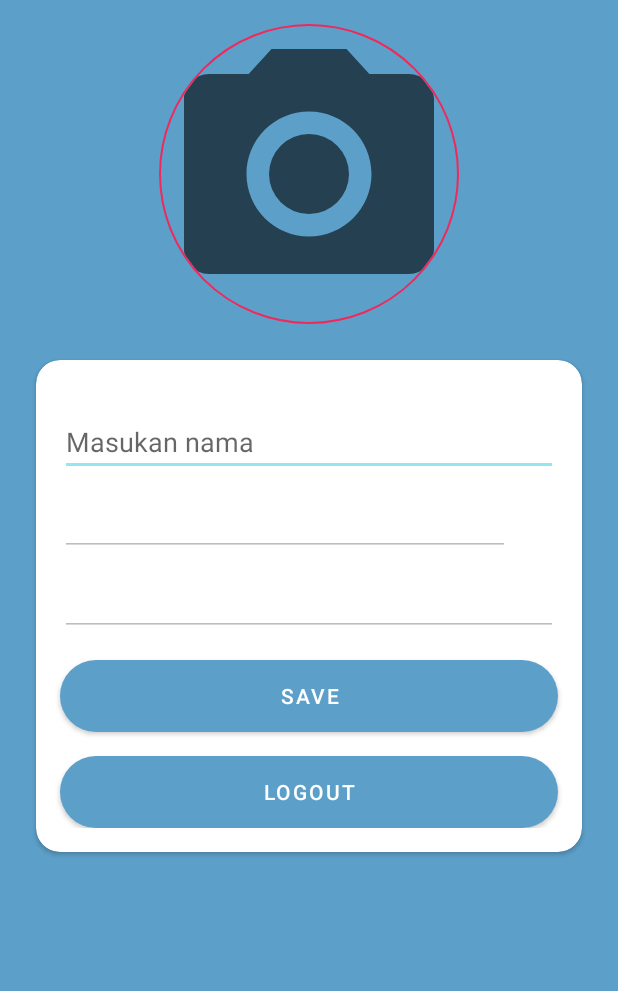
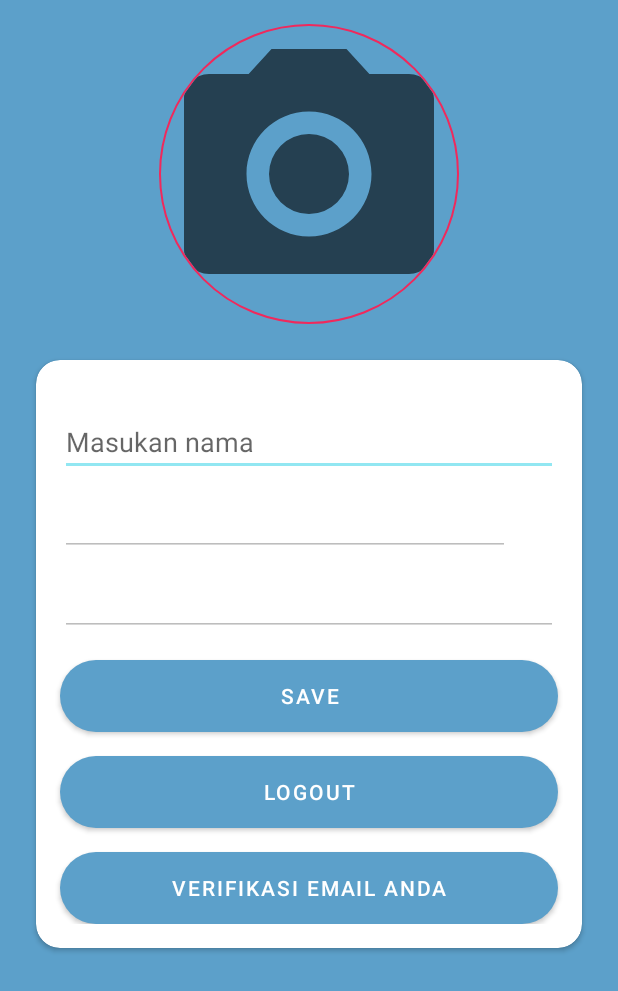
Before and after one commit to gunadermawan/android-PeduliPresensi-kotlin, an Android app: the layout fragment_profile.xml on its own in the app's theme, with its tools: preview values and no code run, on a phone screen of 412 x 824 dp. Shown: the top 991 px of the screen. Run offline under Robolectric (Android 15) with nearby library versions, the phone set to English and light mode, and no system bars.

Commit message:
- membuat btn verifications - membuat fun untuk verifikasi email pengguna

```diff
--- a/attendance/app/src/main/res/layout/fragment_profile.xml
+++ b/attendance/app/src/main/res/layout/fragment_profile.xml
@@ -109,6 +109,17 @@
                     app:layout_constraintEnd_toEndOf="@+id/btn_update"
                     app:layout_constraintStart_toStartOf="@+id/btn_update"
                     app:layout_constraintTop_toBottomOf="@+id/btn_update" />
+                <Button
+                    android:id="@+id/btn_verification"
+                    android:layout_width="0dp"
+                    android:layout_height="wrap_content"
+                    android:layout_marginTop="16dp"
+                    android:background="@drawable/round_courners"
+                    android:text="@string/email_verification"
+                    android:textColor="#FFFFFF"
+                    app:layout_constraintEnd_toEndOf="@+id/btn_logout"
+                    app:layout_constraintStart_toStartOf="@+id/btn_logout"
+                    app:layout_constraintTop_toBottomOf="@+id/btn_logout" />
 
                 <ImageView
                     android:id="@+id/iv_verified"
--- a/attendance/app/src/main/res/values/strings.xml
+++ b/attendance/app/src/main/res/values/strings.xml
@@ -36,4 +36,5 @@
     <string name="check_connection">Cek koneksi internet</string>
     <string name="input_phone_number">Masukan No Hp Anda</string>
     <string name="show_profile">Lihat Profil</string>
+    <string name="email_verification">Verifikasi Email Anda</string>
 </resources>
```
Also changed, not shown: attendance/app/src/main/java/com/capstone/attendance/ui/profile/ProfileFragment.kt (+15 -1 lines).
